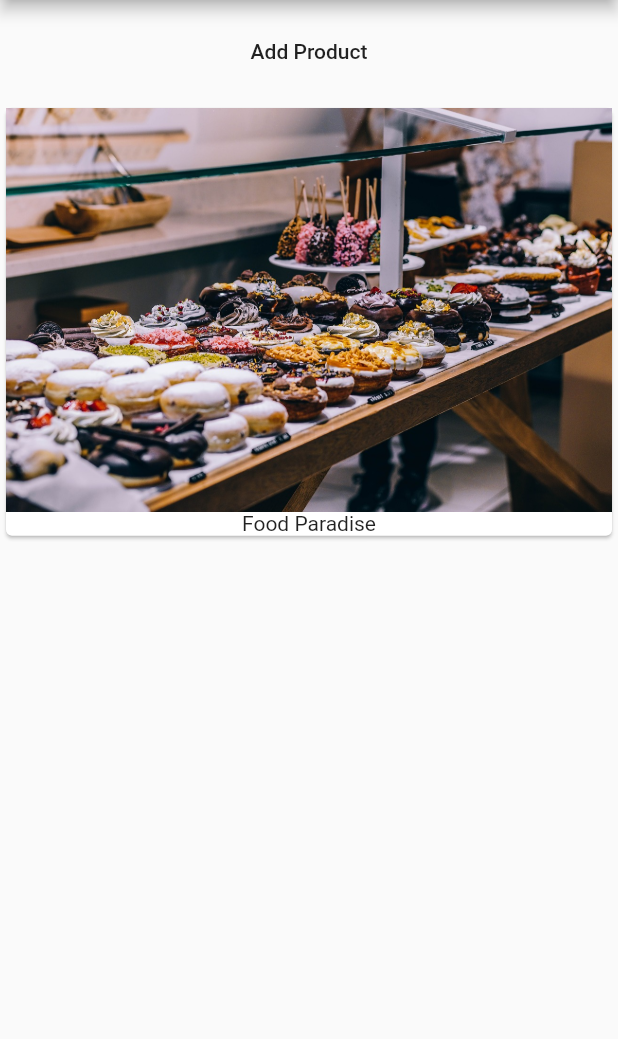
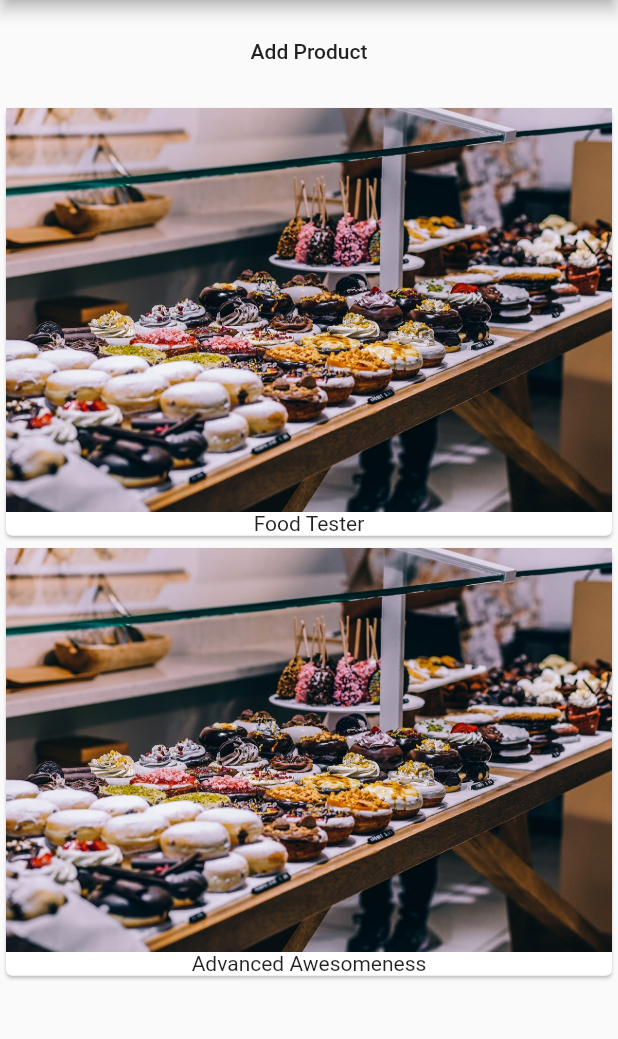
Before and after one commit to arya-aag/rawr, a Flutter app: the screen it shows after launch, after a tap on "Add Product", on a phone screen of 412 x 824 dp, the part 84-1123 px from its top. Run offline on Flutter 3.47's test engine with Material 2 defaults, Android fonts, the phone set to English and light mode, and no system bars.

Commit message:
dynamically add to a list and render it in UI

```diff
--- a/rawr/lib/main.dart
+++ b/rawr/lib/main.dart
@@ -10,6 +10,8 @@ class MainApp extends StatefulWidget {
 }
 
 class _MainAppState extends State<MainApp> {
+  List<String> _products = ['Food Tester'];
+
   @override
   Widget build(BuildContext context) {
     return MaterialApp(
@@ -22,18 +24,28 @@ class _MainAppState extends State<MainApp> {
             Container(
               margin: EdgeInsets.all(10.0),
               child: MaterialButton(
-                onPressed: () {},
+                onPressed: () {
+                  setState(() {
+                    _products.add('Advanced Awesomeness');
+                  });
+                },
                 child: Text('Add Product'),
               ),
             ),
-            Card(
+            Column(
+              children: _products
+                  .map(
+                    (element) => Card(
                           child: Column(
                             children: <Widget>[
                               Image.asset('assets/food.jpg'),
-                  Text('Food Paradise')
+                              Text(element)
                             ],
                           ),
                         ),
+                  )
+                  .toList(),
+            )
           ],
         ),
       ),
```
Lines whose indentation alone changed are shown as unchanged.
